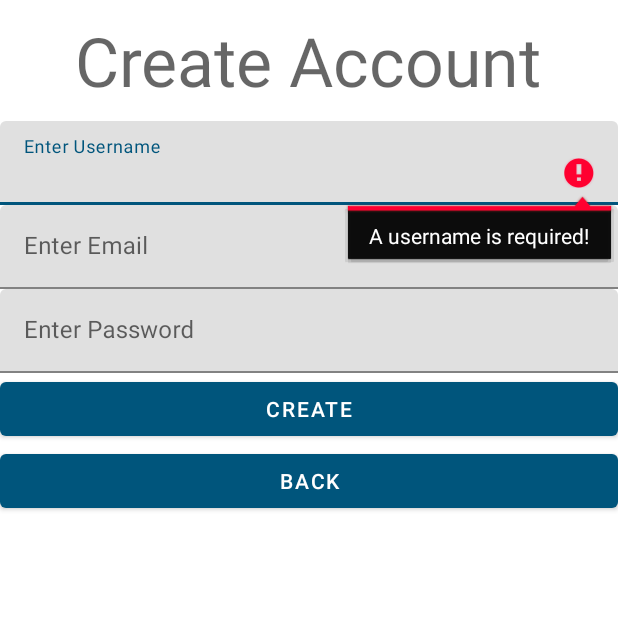
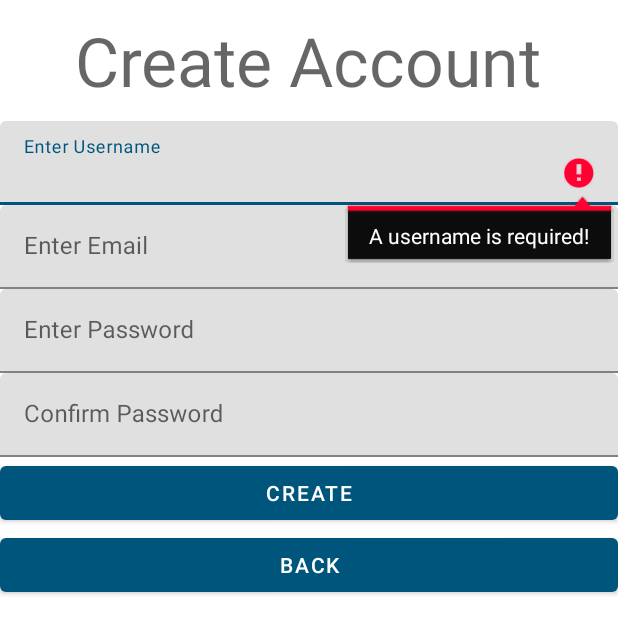
Before and after one commit to Ovi1001/MultiTagAndroidApp, an Android app: the CreateAccountScreen screen opened directly, with no data from a screen before it, after a tap on "CREATE", on a phone screen of 412 x 824 dp. Shown: the top 634 px of the screen. Run offline under Robolectric (Android 15) with nearby library versions, the phone set to English and light mode, and no system bars; our stand-ins replace Firebase (no records; nobody signed in at launch, a user with empty details on screens opened directly).

Commit message:
feat: CreateAccountScreen now has confirm password. Making sure that no passwords are typed wrong

```diff
--- a/app/src/main/java/com/example/multitagandroidapp/CreateAccountScreen.java
+++ b/app/src/main/java/com/example/multitagandroidapp/CreateAccountScreen.java
@@ -25,7 +25,7 @@ public class CreateAccountScreen extends AppCompatActivity
 {
 
     private FirebaseAuth mAuth;
-    private EditText editTextEmail, editTextUsername, editTextPassword;
+    private EditText editTextEmail, editTextUsername, editTextPassword, editTextConfirmPassword;
     private ProgressBar progressBar;
 
     @Override
@@ -40,6 +40,7 @@ public class CreateAccountScreen extends AppCompatActivity
         editTextUsername = (EditText) findViewById(R.id.createAccUsernameInput);
         editTextEmail = (EditText) findViewById(R.id.createAccEmailInput);
         editTextPassword = (EditText) findViewById(R.id.createAccPasswordInput);
+        editTextConfirmPassword = (EditText) findViewById(R.id.createAccConfirmPasswordInput);
 
         progressBar = (ProgressBar) findViewById(R.id.createAccProgressBar);
 
@@ -73,6 +74,7 @@ public class CreateAccountScreen extends AppCompatActivity
         String username = editTextUsername.getText().toString().trim(); // Getting username provided from text input
         String email = editTextEmail.getText().toString().trim(); // Getting email provided from text input
         String password = editTextPassword.getText().toString().trim(); // Getting password provided from text input
+        String confirmPass = editTextConfirmPassword.getText().toString().trim(); // Getting password from confirm password text input
 
         //Username validation
         Pattern space = Pattern.compile("\\s");
@@ -155,8 +157,15 @@ public class CreateAccountScreen extends AppCompatActivity
 
         if (space.matcher(password).find())
         {
-            editTextPassword.setError("A password cannot have white spaces!");
+            editTextPassword.setError("A password cannot have spaces!");
             editTextPassword.requestFocus();
+            return;
+        }
+
+        if (!password.equals(confirmPass))
+        {
+            editTextConfirmPassword.setError("that isn't the same password. cmon");
+            editTextConfirmPassword.requestFocus();
             return;
         }
 
@@ -181,7 +190,7 @@ public class CreateAccountScreen extends AppCompatActivity
 
                                             if (task.isSuccessful()) //If the user was added to the database successfully
                                             {
-                                                Toast.makeText(CreateAccountScreen.this, "User has been registered successfully!", Toast.LENGTH_LONG).show();
+                                                Toast.makeText(CreateAccountScreen.this, "You have been registered successfully!", Toast.LENGTH_LONG).show();
                                                 progressBar.setVisibility(View.GONE);
 
                                                 startActivity(new Intent(CreateAccountScreen.this, SignInScreen.class)); //Go to sign in screen
--- a/app/src/main/res/layout/activity_create_account_screen.xml
+++ b/app/src/main/res/layout/activity_create_account_screen.xml
@@ -53,6 +53,18 @@
             android:inputType="textPassword" />
     </com.google.android.material.textfield.TextInputLayout>
 
+    <com.google.android.material.textfield.TextInputLayout
+        android:layout_width="match_parent"
+        android:layout_height="wrap_content">
+
+        <com.google.android.material.textfield.TextInputEditText
+            android:id="@+id/createAccConfirmPasswordInput"
+            android:layout_width="match_parent"
+            android:layout_height="wrap_content"
+            android:hint="Confirm Password"
+            android:inputType="textPassword" />
+    </com.google.android.material.textfield.TextInputLayout>
+
     <Button
         android:id="@+id/createAccBtn"
         android:layout_width="match_parent"
```
